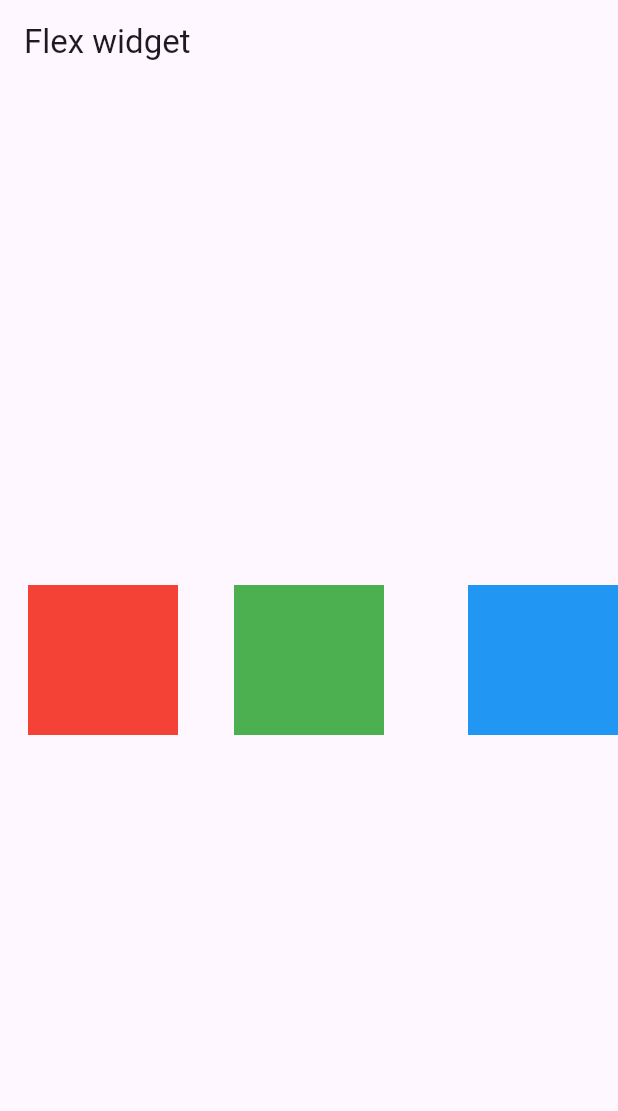
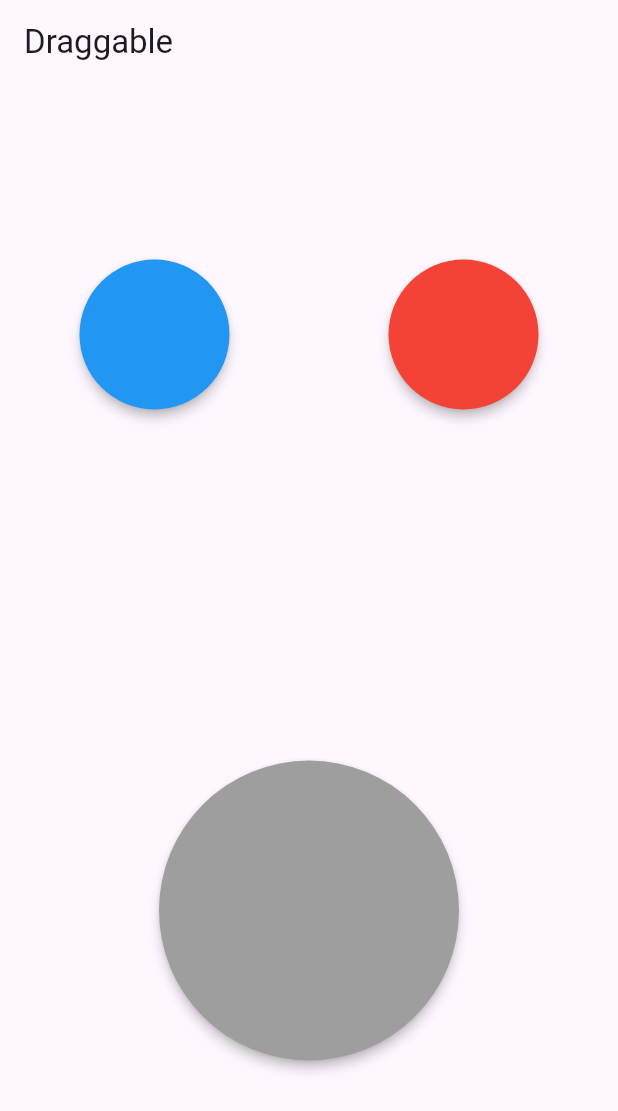
Before and after one commit to MFaqihRidho/learn-flutter, a Flutter app: the screen it shows after launch, on a phone screen of 412 x 824 dp. Shown: the top 1111 px of the screen. Run offline on Flutter 3.47's test engine with Material 3 defaults, Android fonts, the light colour scheme and no system bars.

Commit message:
✨ draggable

```diff
--- a/lib/main.dart
+++ b/lib/main.dart
@@ -13,38 +13,114 @@
 }
 
 class _MyAppState extends State<MyApp> {
+  Color color1 = Colors.blue;
+  Color color2 = Colors.red;
+  Color targetColor = Colors.grey;
+  bool isAccepted = false;
   @override
   Widget build(BuildContext context) {
     return MaterialApp(
       home: Scaffold(
           appBar: AppBar(
-          title: Text('Flex widget'),
+            title: Text('Draggable'),
           ),
-        body: Center(
-            child: Row(
-          // mainAxisAlignment: MainAxisAlignment.spaceBetween,
+          body: Column(
+            mainAxisAlignment: MainAxisAlignment.spaceAround,
             children: [
-            Spacer(flex: 1),
-            Container(
+              Row(
+                mainAxisAlignment: MainAxisAlignment.spaceAround,
+                children: [
+                  Draggable<Color>(
+                    data: color1,
+                    feedback: SizedBox(
                       height: 100,
                       width: 100,
-              color: Colors.red,
+                      child: Material(
+                        color: color1.withOpacity(0.5),
+                        shape: StadiumBorder(),
+                        elevation: 3,
                       ),
-            Spacer(flex: 2),
-            Container(
+                    ),
+                    child: SizedBox(
                       height: 100,
                       width: 100,
-              color: Colors.green,
+                      child: Material(
+                        color: color1,
+                        shape: StadiumBorder(),
+                        elevation: 3,
                       ),
-            Spacer(flex: 3),
-            Container(
+                    ),
+                    childWhenDragging: SizedBox(
                       height: 100,
                       width: 100,
-              color: Colors.blue,
+                      child: Material(
+                        color: Colors.grey,
+                        shape: StadiumBorder(),
+                      ),
+                    ),
+                  ),
+                  Draggable<Color>(
+                    data: color2,
+                    feedback: SizedBox(
+                      height: 100,
+                      width: 100,
+                      child: Material(
+                        color: color2.withOpacity(0.5),
+                        shape: StadiumBorder(),
+                        elevation: 3,
+                      ),
+                    ),
+                    child: SizedBox(
+                      height: 100,
+                      width: 100,
+                      child: Material(
+                        color: color2,
+                        shape: StadiumBorder(),
+                        elevation: 3,
+                      ),
+                    ),
+                    childWhenDragging: SizedBox(
+                      height: 100,
+                      width: 100,
+                      child: Material(
+                        color: Colors.grey,
+                        shape: StadiumBorder(),
+                      ),
+                    ),
+                  ),
+                ],
+              ),
+              DragTarget<Color>(
+                onWillAccept: (value) => true,
+                onAccept: (value) {
+                  setState(() {
+                    isAccepted = true;
+                    targetColor = value;
+                  });
+                },
+                builder: (context, candidate, rejected) {
+                  return (isAccepted)
+                      ? SizedBox(
+                          height: 200,
+                          width: 200,
+                          child: Material(
+                            color: targetColor,
+                            shape: StadiumBorder(),
+                          ),
+                        )
+                      : SizedBox(
+                          height: 200,
+                          width: 200,
+                          child: Material(
+                            color: Colors.grey,
+                            shape: StadiumBorder(),
+                            elevation: 3,
+                          ),
+                        );
+                },
               )
             ],
           )),
-      ),
     );
   }
 }
```
Lines whose indentation alone changed are shown as unchanged.
